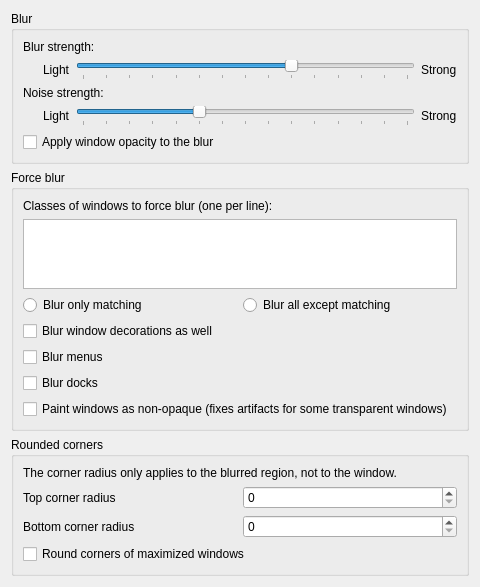
Above: src/kcm/blur_config.ui from taj-ny/kwin-effects-forceblur before the change. Below: the same form after it.
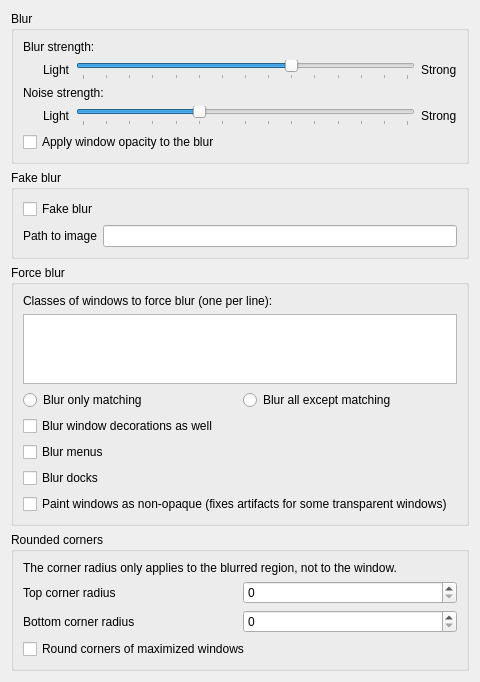
That is the form after the change.

Commit message: add fake blur

Diff of the .ui file:
```diff
--- a/src/kcm/blur_config.ui
+++ b/src/kcm/blur_config.ui
@@ -169,6 +169,37 @@
      </layout>
     </widget>
    </item>
+   <item>
+    <widget class="QGroupBox">
+     <property name="title">
+      <string>Fake blur</string>
+     </property>
+     <layout class="QVBoxLayout">
+      <item>
+       <widget class="QCheckBox" name="kcfg_FakeBlur">
+        <property name="text">
+         <string>Fake blur</string>
+        </property>
+       </widget>
+      </item>
+      <item>
+       <layout class="QHBoxLayout">
+        <item>
+         <widget class="QLabel">
+          <property name="text">
+           <string>Path to image</string>
+          </property>
+         </widget>
+        </item>
+        <item>
+         <widget class="QLineEdit" name="kcfg_FakeBlurImage">
+         </widget>
+        </item>
+       </layout>
+      </item>
+     </layout>
+    </widget>
+   </item>
    <item>
     <widget class="QGroupBox">
      <property name="title">
```
The commit also changes 6 other files.
